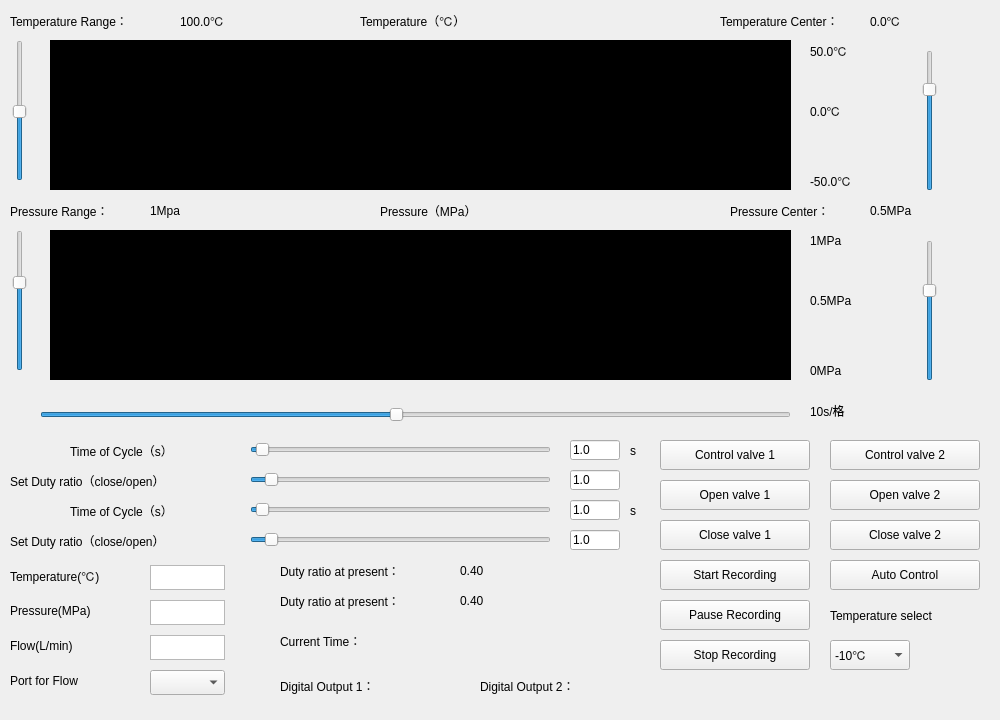
First picture: the form in UnderGraduate/Control/control.ui, repository looklucas/Control, before the edit.
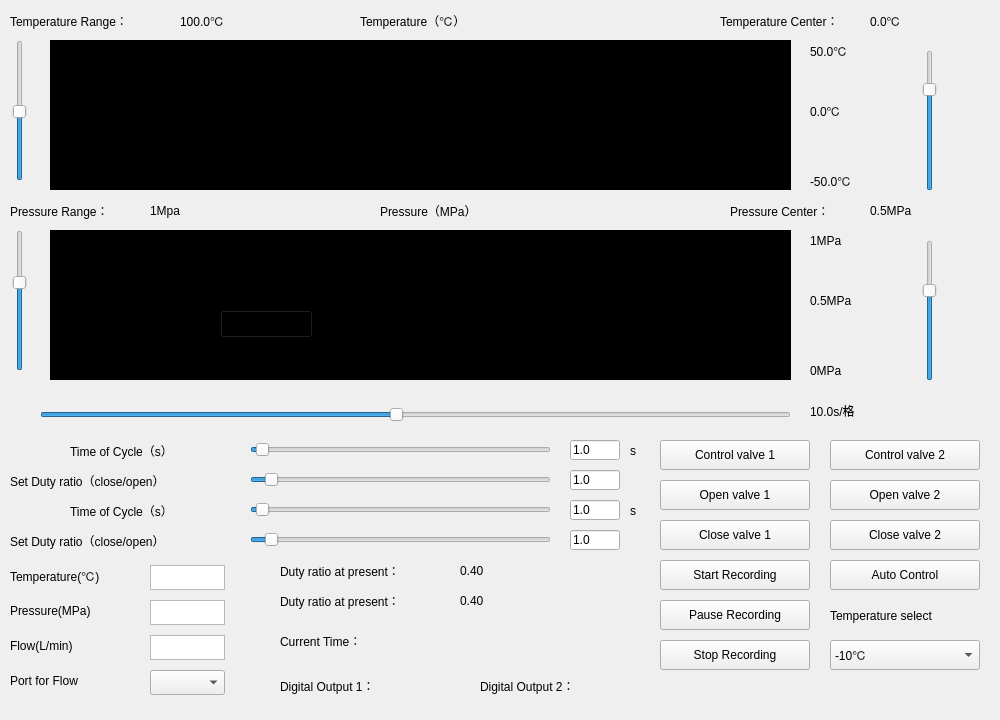
Second picture: the form after the edit.

The edit to the form file:
```diff
--- a/UnderGraduate/Control/control.ui
+++ b/UnderGraduate/Control/control.ui
@@ -325,7 +325,7 @@
      <string notr="true">font: 10pt &quot;微软雅黑&quot;;</string>
     </property>
     <property name="text">
-     <string>10s/格</string>
+     <string>10.0s/格</string>
     </property>
    </widget>
    <widget class="QLabel" name="lbl_center">
@@ -648,6 +648,19 @@
     <property name="frameShadow">
      <enum>QFrame::Raised</enum>
     </property>
+    <widget class="QPushButton" name="pushButton">
+     <property name="geometry">
+      <rect>
+       <x>170</x>
+       <y>80</y>
+       <width>93</width>
+       <height>28</height>
+      </rect>
+     </property>
+     <property name="text">
+      <string>PushButton</string>
+     </property>
+    </widget>
    </widget>
    <widget class="QSlider" name="sld_y_center_2">
     <property name="geometry">
@@ -1266,7 +1279,7 @@
      <rect>
       <x>830</x>
       <y>640</y>
-      <width>80</width>
+      <width>150</width>
       <height>30</height>
      </rect>
     </property>
```
Left out of the diff: 3 changed lines with no effect on the pictures.
